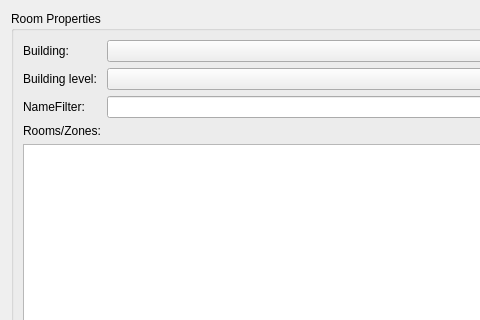
The window that SIM-VICUS/src/SVPropBuildingZoneProperty.ui (ghorwin/SIM-VICUS) describes before a commit, drawn with Qt 5; both pictures show x 0 to 480 and y 0 to 320 of the 706 by 761 pixel window.
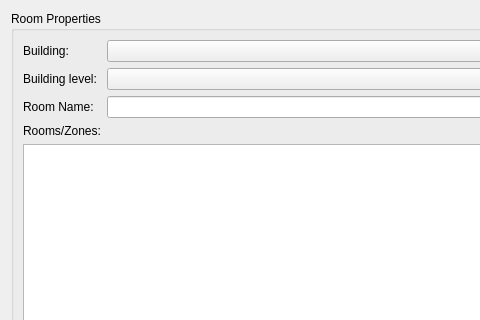
The same window after the commit.

Commit message: Changed "FilterName" to "Room name"

What changed in the file:
```diff
--- a/SIM-VICUS/src/SVPropBuildingZoneProperty.ui
+++ b/SIM-VICUS/src/SVPropBuildingZoneProperty.ui
@@ -168,7 +168,7 @@
       <item row="2" column="0">
        <widget class="QLabel" name="label_3">
         <property name="text">
-         <string>NameFilter:</string>
+         <string>Room Name:</string>
         </property>
        </widget>
       </item>
```
